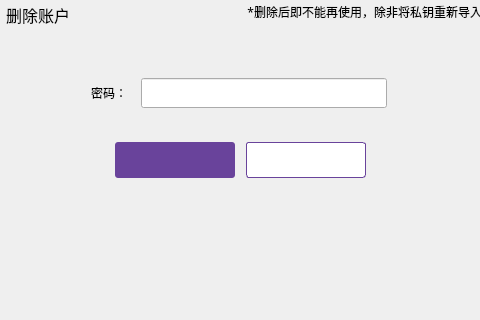
Old version of the form deleteaccountdialog.ui in the repository realm520/gdwcoin; both pictures show x 239 to 719 and y 176 to 496 of the 960 by 580 pixel window.
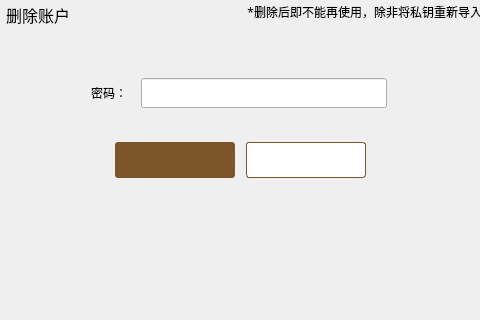
New version of the form.

```diff
--- a/deleteaccountdialog.ui
+++ b/deleteaccountdialog.ui
@@ -49,7 +49,7 @@
       <cursorShape>PointingHandCursor</cursorShape>
      </property>
      <property name="styleSheet">
-      <string notr="true">QToolButton{background-color:#ffffff;color:#484848;border:1px solid rgb(105,67,155);border-radius:3px;}
+      <string notr="true">QToolButton{background-color:#ffffff;color:#484848;border:1px solid rgb(125,85,40);border-radius:3px;}
 QToolButton:hover{color:rgb(105,67,155);}</string>
      </property>
      <property name="text">
@@ -114,7 +114,7 @@
       <cursorShape>PointingHandCursor</cursorShape>
      </property>
      <property name="styleSheet">
-      <string notr="true">QToolButton{background-color:rgb(105,67,155);color:#ffffff;border:none;border-radius:3px;}
+      <string notr="true">QToolButton{background-color:rgb(125,85,40);color:#ffffff;border:none;border-radius:3px;}
 QToolButton:hover{background-color:rgb(125,87,180);}
 QToolButton:disabled{background-color:#cecece;}</string>
      </property>
```
